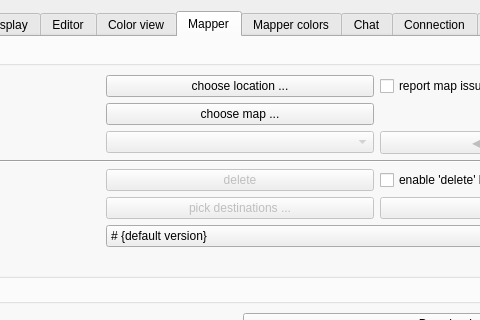
First picture: the form in src/ui/profile_preferences.ui, repository Mudlet/Mudlet, before the edit; both pictures show x 202 to 682 and y 0 to 320 of the 884 by 794 pixel window.
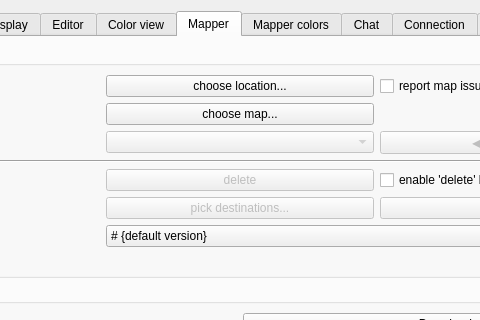
Second picture: the form after the edit. The open tabs and pages were chosen to show the change. Icons and pictures are not drawn. Custom widgets are drawn as their Qt base class.

Commit message: Revise: tweak some ellipsis...

Patch:
```diff
--- a/src/ui/profile_preferences.ui
+++ b/src/ui/profile_preferences.ui
@@ -1907,7 +1907,7 @@
           <item row="0" column="1">
            <widget class="QPushButton" name="pushButton_saveMap">
             <property name="text">
-             <string>choose location ...</string>
+             <string>choose location...</string>
             </property>
            </widget>
           </item>
@@ -1934,7 +1934,7 @@
           <item row="1" column="1">
            <widget class="QPushButton" name="pushButton_loadMap">
             <property name="text">
-             <string>choose map ...</string>
+             <string>choose map...</string>
             </property>
            </widget>
           </item>
@@ -2015,7 +2015,7 @@
              <string>&lt;p&gt;Select profiles that you want to copy map to, then press the Copy button to the right&lt;/p&gt;</string>
             </property>
             <property name="text">
-             <string comment="text on button to select other profiles to receive the map from this profile, this is used when no profiles have been selected">pick destinations ...</string>
+             <string comment="text on button to select other profiles to receive the map from this profile, this is used when no profiles have been selected">pick destinations...</string>
             </property>
            </widget>
           </item>
```
The commit also changes 1 other file.
